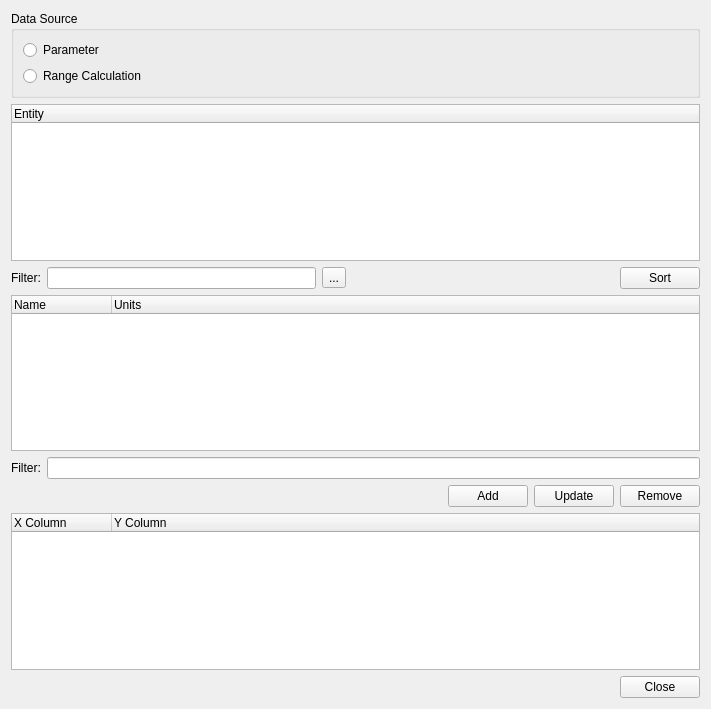
Above: AddPlotPair.ui from whatudone/plotxy before the change. Below: the same form after it.
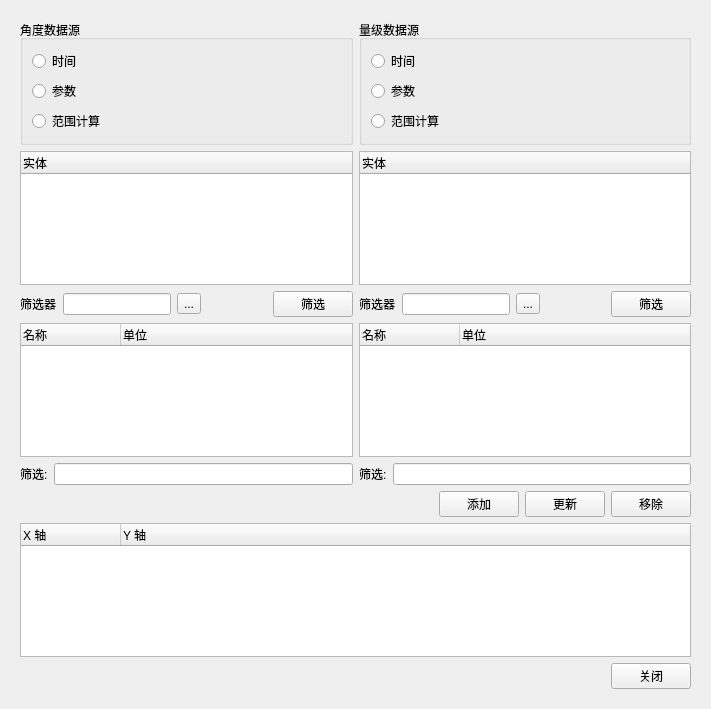
That is the form after the change.

The edit to the form file:
```diff
--- a/AddPlotPair.ui
+++ b/AddPlotPair.ui
@@ -15,9 +15,16 @@
   </property>
   <layout class="QVBoxLayout" name="verticalLayout_2">
    <item>
+    <widget class="QStackedWidget" name="stackedWidget">
+     <property name="currentIndex">
+      <number>1</number>
+     </property>
+     <widget class="QWidget" name="page">
+      <layout class="QVBoxLayout" name="verticalLayout_3">
+       <item>
     <widget class="QGroupBox" name="groupBox">
      <property name="title">
-      <string>Data Source</string>
+          <string>数据源</string>
      </property>
      <layout class="QVBoxLayout" name="verticalLayout">
       <item>
@@ -25,7 +32,7 @@
         <item>
          <widget class="QRadioButton" name="radioButton">
           <property name="text">
-           <string>Parameter</string>
+               <string>参数</string>
           </property>
          </widget>
         </item>
@@ -49,7 +56,7 @@
         <item>
          <widget class="QRadioButton" name="radioButton_2">
           <property name="text">
-           <string>Range Calculation</string>
+               <string>范围计算</string>
           </property>
          </widget>
         </item>
@@ -78,7 +85,7 @@
      </property>
      <column>
       <property name="text">
-       <string>Entity</string>
+           <string>实体</string>
       </property>
      </column>
     </widget>
@@ -88,7 +95,7 @@
      <item>
       <widget class="QLabel" name="label">
        <property name="text">
-        <string>Filter:</string>
+            <string>筛选器</string>
        </property>
       </widget>
      </item>
@@ -118,7 +125,7 @@
      <item>
       <widget class="QPushButton" name="pushButton_4">
        <property name="text">
-        <string>Sort</string>
+            <string>筛选</string>
        </property>
       </widget>
      </item>
@@ -131,12 +138,12 @@
      </property>
      <column>
       <property name="text">
-       <string notr="true">Name</string>
+           <string notr="true">名称</string>
       </property>
      </column>
      <column>
       <property name="text">
-       <string>Units</string>
+           <string>单位</string>
       </property>
      </column>
     </widget>
@@ -146,7 +153,7 @@
      <item>
       <widget class="QLabel" name="label_2">
        <property name="text">
-        <string>Filter:</string>
+            <string>筛选:</string>
        </property>
       </widget>
      </item>
@@ -173,21 +180,21 @@
      <item>
       <widget class="QPushButton" name="pushButton_add">
        <property name="text">
-        <string>Add</string>
+            <string>添加</string>
        </property>
       </widget>
      </item>
      <item>
       <widget class="QPushButton" name="pushButton_3">
        <property name="text">
-        <string>Update</string>
+            <string>更新</string>
        </property>
       </widget>
      </item>
      <item>
       <widget class="QPushButton" name="pushButton_2">
        <property name="text">
-        <string>Remove</string>
+            <string>移除</string>
        </property>
       </widget>
      </item>
@@ -200,12 +207,12 @@
      </property>
      <column>
       <property name="text">
-       <string>X Column</string>
+           <string>X 轴</string>
       </property>
      </column>
      <column>
       <property name="text">
-       <string>Y Column</string>
+           <string>Y 轴</string>
       </property>
      </column>
     </widget>
@@ -228,11 +235,448 @@
      <item>
       <widget class="QPushButton" name="pushButton_close">
        <property name="text">
-        <string>Close</string>
+            <string>关闭</string>
        </property>
       </widget>
      </item>
     </layout>
+       </item>
+      </layout>
+     </widget>
+     <widget class="QWidget" name="page_2">
+      <layout class="QVBoxLayout" name="verticalLayout_6">
+       <item>
+        <layout class="QHBoxLayout" name="horizontalLayout_19">
+         <item>
+          <widget class="QGroupBox" name="groupBox_3">
+           <property name="title">
+            <string>角度数据源</string>
+           </property>
+           <layout class="QVBoxLayout" name="verticalLayout_5">
+            <item>
+             <layout class="QHBoxLayout" name="horizontalLayout_15">
+              <item>
+               <widget class="QRadioButton" name="radioButton_7">
+                <property name="text">
+                 <string>时间</string>
+                </property>
+               </widget>
+              </item>
+              <item>
+               <spacer name="horizontalSpacer_13">
+                <property name="orientation">
+                 <enum>Qt::Horizontal</enum>
+                </property>
+                <property name="sizeHint" stdset="0">
+                 <size>
+                  <width>40</width>
+                  <height>20</height>
+                 </size>
+                </property>
+               </spacer>
+              </item>
+             </layout>
+            </item>
+            <item>
+             <layout class="QHBoxLayout" name="horizontalLayout_13">
+              <item>
+               <widget class="QRadioButton" name="radioButton_5">
+                <property name="text">
+                 <string>参数</string>
+                </property>
+               </widget>
+              </item>
+              <item>
+               <spacer name="horizontalSpacer_11">
+                <property name="orientation">
+                 <enum>Qt::Horizontal</enum>
+                </property>
+                <property name="sizeHint" stdset="0">
+                 <size>
+                  <width>40</width>
+                  <height>20</height>
+                 </size>
+                </property>
+               </spacer>
+              </item>
+             </layout>
+            </item>
+            <item>
+             <layout class="QHBoxLayout" name="horizontalLayout_14">
+              <item>
+               <widget class="QRadioButton" name="radioButton_6">
+                <property name="text">
+                 <string>范围计算</string>
+                </property>
+               </widget>
+              </item>
+              <item>
+               <spacer name="horizontalSpacer_12">
+                <property name="orientation">
+                 <enum>Qt::Horizontal</enum>
+                </property>
+                <property name="sizeHint" stdset="0">
+                 <size>
+                  <width>40</width>
+                  <height>20</height>
+                 </size>
+                </property>
+               </spacer>
+              </item>
+             </layout>
+            </item>
+           </layout>
+          </widget>
+         </item>
+         <item>
+          <widget class="QGroupBox" name="groupBox_2">
+           <property name="title">
+            <string>量级数据源</string>
+           </property>
+           <layout class="QVBoxLayout" name="verticalLayout_4">
+            <item>
+             <layout class="QHBoxLayout" name="horizontalLayout_16">
+              <item>
+               <widget class="QRadioButton" name="radioButton_8">
+                <property name="text">
+                 <string>时间</string>
+                </property>
+               </widget>
+              </item>
+              <item>
+               <spacer name="horizontalSpacer_14">
+                <property name="orientation">
+                 <enum>Qt::Horizontal</enum>
+                </property>
+                <property name="sizeHint" stdset="0">
+                 <size>
+                  <width>40</width>
+                  <height>20</height>
+                 </size>
+                </property>
+               </spacer>
+              </item>
+             </layout>
+            </item>
+            <item>
+             <layout class="QHBoxLayout" name="horizontalLayout_8">
+              <item>
+               <widget class="QRadioButton" name="radioButton_3">
+                <property name="text">
+                 <string>参数</string>
+                </property>
+               </widget>
+              </item>
+              <item>
+               <spacer name="horizontalSpacer_7">
+                <property name="orientation">
+                 <enum>Qt::Horizontal</enum>
+                </property>
+                <property name="sizeHint" stdset="0">
+                 <size>
+                  <width>40</width>
+                  <height>20</height>
+                 </size>
+                </property>
+               </spacer>
+              </item>
+             </layout>
+            </item>
+            <item>
+             <layout class="QHBoxLayout" name="horizontalLayout_9">
+              <item>
+               <widget class="QRadioButton" name="radioButton_4">
+                <property name="text">
+                 <string>范围计算</string>
+                </property>
+               </widget>
+              </item>
+              <item>
+               <spacer name="horizontalSpacer_8">
+                <property name="orientation">
+                 <enum>Qt::Horizontal</enum>
+                </property>
+                <property name="sizeHint" stdset="0">
+                 <size>
+                  <width>40</width>
+                  <height>20</height>
+                 </size>
+                </property>
+               </spacer>
+              </item>
+             </layout>
+            </item>
+           </layout>
+          </widget>
+         </item>
+        </layout>
+       </item>
+       <item>
+        <layout class="QHBoxLayout" name="horizontalLayout_20">
+         <item>
+          <widget class="QTreeWidget" name="treeWidget_Entity_3">
+           <property name="indentation">
+            <number>0</number>
+           </property>
+           <column>
+            <property name="text">
+             <string>实体</string>
+            </property>
+           </column>
+          </widget>
+         </item>
+         <item>
+          <widget class="QTreeWidget" name="treeWidget_Entity_2">
+           <property name="indentation">
+            <number>0</number>
+           </property>
+           <column>
+            <property name="text">
+             <string>实体</string>
+            </property>
+           </column>
+          </widget>
+         </item>
+        </layout>
+       </item>
+       <item>
+        <layout class="QHBoxLayout" name="horizontalLayout_21">
+         <item>
+          <layout class="QHBoxLayout" name="horizontalLayout_17">
+           <item>
+            <widget class="QLabel" name="label_5">
+             <property name="text">
+              <string>筛选器</string>
+             </property>
+            </widget>
+           </item>
+           <item>
+            <widget class="QLineEdit" name="lineEdit_5"/>
+           </item>
+           <item>
+            <widget class="QToolButton" name="toolButton_3">
+             <property name="text">
+              <string>...</string>
+             </property>
+            </widget>
+           </item>
+           <item>
+            <spacer name="horizontalSpacer_15">
+             <property name="orientation">
+              <enum>Qt::Horizontal</enum>
+             </property>
+             <property name="sizeHint" stdset="0">
+              <size>
+               <width>40</width>
+               <height>20</height>
+              </size>
+             </property>
+            </spacer>
+           </item>
+           <item>
+            <widget class="QPushButton" name="pushButton_8">
+             <property name="text">
+              <string>筛选</string>
+             </property>
+            </widget>
+           </item>
+          </layout>
+         </item>
+         <item>
+          <layout class="QHBoxLayout" name="horizontalLayout_12">
+           <item>
+            <widget class="QLabel" name="label_4">
+             <property name="text">
+              <string>筛选器</string>
+             </property>
+            </widget>
+           </item>
+           <item>
+            <widget class="QLineEdit" name="lineEdit_4"/>
+           </item>
+           <item>
+            <widget class="QToolButton" name="toolButton_2">
+             <property name="text">
+              <string>...</string>
+             </property>
+            </widget>
+           </item>
+           <item>
+            <spacer name="horizontalSpacer_10">
+             <property name="orientation">
+              <enum>Qt::Horizontal</enum>
+             </property>
+             <property name="sizeHint" stdset="0">
+              <size>
+               <width>40</width>
+               <height>20</height>
+              </size>
+             </property>
+            </spacer>
+           </item>
+           <item>
+            <widget class="QPushButton" name="pushButton_7">
+             <property name="text">
+              <string>筛选</string>
+             </property>
+            </widget>
+           </item>
+          </layout>
+         </item>
+        </layout>
+       </item>
+       <item>
+        <layout class="QHBoxLayout" name="horizontalLayout_22">
+         <item>
+          <widget class="QTreeWidget" name="treeWidget_nameUnits_3">
+           <property name="indentation">
+            <number>0</number>
+           </property>
+           <column>
+            <property name="text">
+             <string notr="true">名称</string>
+            </property>
+           </column>
+           <column>
+            <property name="text">
+             <string>单位</string>
+            </property>
+           </column>
+          </widget>
+         </item>
+         <item>
+          <widget class="QTreeWidget" name="treeWidget_nameUnits_2">
+           <property name="indentation">
+            <number>0</number>
+           </property>
+           <column>
+            <property name="text">
+             <string notr="true">名称</string>
+            </property>
+           </column>
+           <column>
+            <property name="text">
+             <string>单位</string>
+            </property>
+           </column>
+          </widget>
+         </item>
+        </layout>
+       </item>
+       <item>
+        <layout class="QHBoxLayout" name="horizontalLayout_23">
+         <item>
+          <layout class="QHBoxLayout" name="horizontalLayout_18">
+           <item>
+            <widget class="QLabel" name="label_6">
+             <property name="text">
+              <string>筛选:</string>
+             </property>
+            </widget>
+           </item>
+           <item>
+            <widget class="QLineEdit" name="lineEdit_6"/>
+           </item>
+          </layout>
+         </item>
+         <item>
+          <layout class="QHBoxLayout" name="horizontalLayout_10">
+           <item>
+            <widget class="QLabel" name="label_3">
+             <property name="text">
+              <string>筛选:</string>
+             </property>
+            </widget>
+           </item>
+           <item>
+            <widget class="QLineEdit" name="lineEdit_3"/>
+           </item>
+          </layout>
+         </item>
+        </layout>
+       </item>
+       <item>
+        <layout class="QHBoxLayout" name="horizontalLayout_11">
+         <item>
+          <spacer name="horizontalSpacer_9">
+           <property name="orientation">
+            <enum>Qt::Horizontal</enum>
+           </property>
+           <property name="sizeHint" stdset="0">
+            <size>
+             <width>40</width>
+             <height>20</height>
+            </size>
+           </property>
+          </spacer>
+         </item>
+         <item>
+          <widget class="QPushButton" name="pushButton_add_2">
+           <property name="text">
+            <string>添加</string>
+           </property>
+          </widget>
+         </item>
+         <item>
+          <widget class="QPushButton" name="pushButton_5">
+           <property name="text">
+            <string>更新</string>
+           </property>
+          </widget>
+         </item>
+         <item>
+          <widget class="QPushButton" name="pushButton_6">
+           <property name="text">
+            <string>移除</string>
+           </property>
+          </widget>
+         </item>
+        </layout>
+       </item>
+       <item>
+        <widget class="QTreeWidget" name="treeWidget_union_2">
+         <property name="indentation">
+          <number>0</number>
+         </property>
+         <column>
+          <property name="text">
+           <string>X 轴</string>
+          </property>
+         </column>
+         <column>
+          <property name="text">
+           <string>Y 轴</string>
+          </property>
+         </column>
+        </widget>
+       </item>
+       <item>
+        <layout class="QHBoxLayout" name="horizontalLayout_7">
+         <item>
+          <spacer name="horizontalSpacer_6">
+           <property name="orientation">
+            <enum>Qt::Horizontal</enum>
+           </property>
+           <property name="sizeHint" stdset="0">
+            <size>
+             <width>40</width>
+             <height>20</height>
+            </size>
+           </property>
+          </spacer>
+         </item>
+         <item>
+          <widget class="QPushButton" name="pushButton_close_2">
+           <property name="text">
+            <string>关闭</string>
+           </property>
+          </widget>
+         </item>
+        </layout>
+       </item>
+      </layout>
+     </widget>
+    </widget>
    </item>
   </layout>
  </widget>
```
Lines whose indentation alone changed are shown as unchanged.
